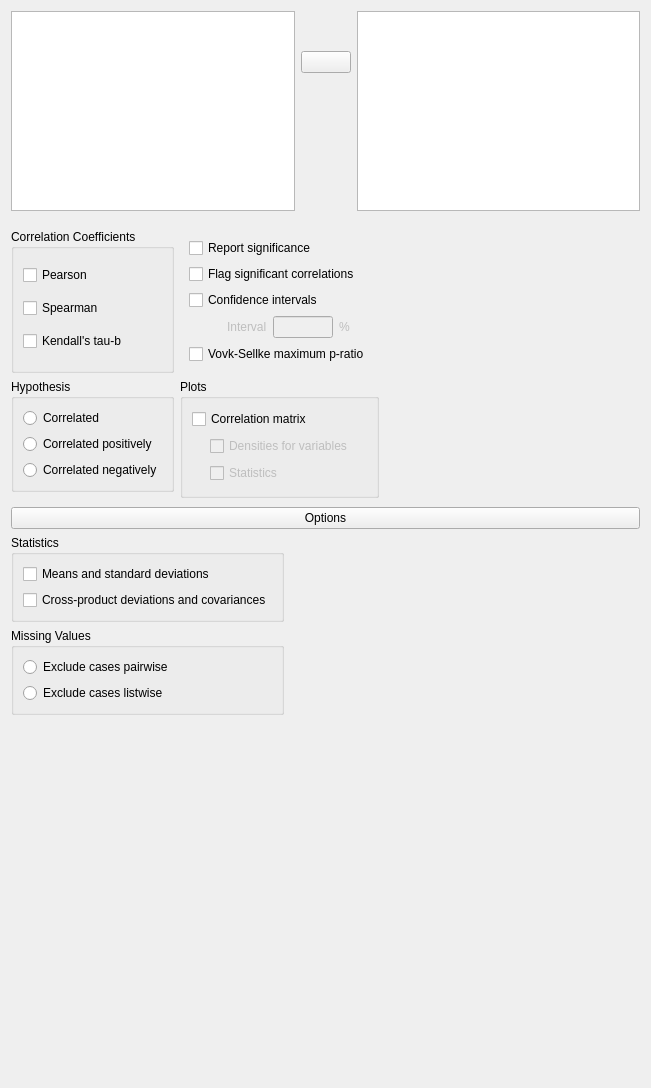
First picture: the form in JASP-Desktop/analysisforms/correlationform.ui, repository jasp-stats/jasp-desktop, before the edit.
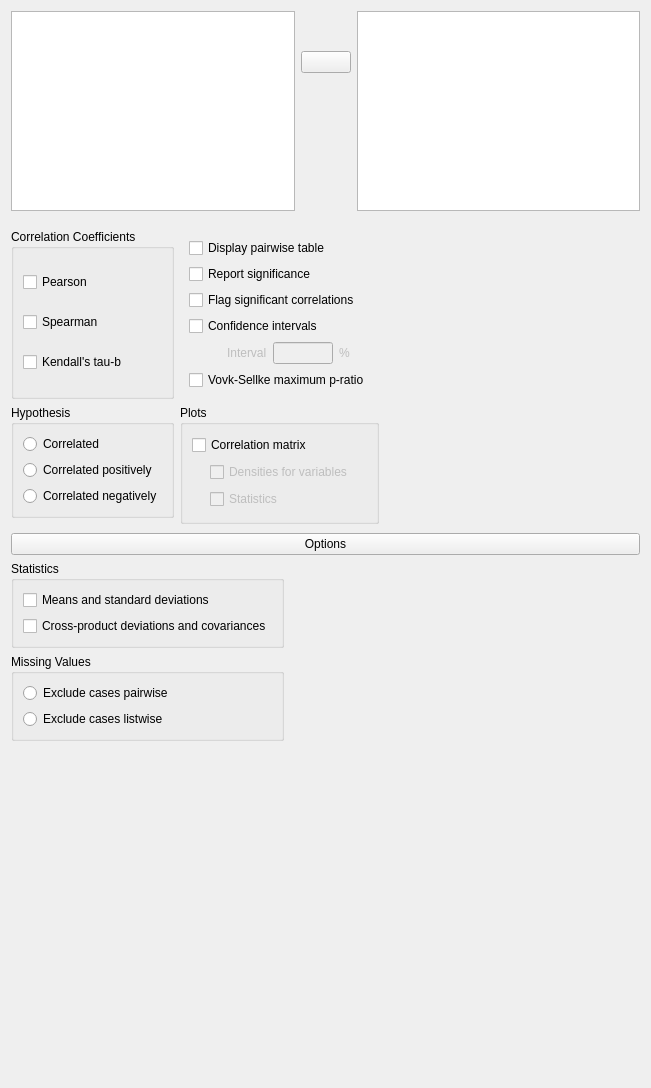
Second picture: the form after the edit. Custom widgets are drawn as their Qt base class.

Commit message: Pairwise/below diagonal display for correlation

```diff
--- a/JASP-Desktop/analysisforms/correlationform.ui
+++ b/JASP-Desktop/analysisforms/correlationform.ui
@@ -218,28 +218,7 @@
       <item row="0" column="1">
        <widget class="QWidget" name="widget_7" native="true">
         <layout class="QGridLayout" name="gridLayout_5">
-         <item row="0" column="0">
-          <widget class="BoundCheckBox" name="reportSignificance">
-           <property name="text">
-            <string>Report significance</string>
-           </property>
-          </widget>
-         </item>
-         <item row="1" column="0">
-          <widget class="BoundCheckBox" name="flagSignificant">
-           <property name="text">
-            <string>Flag significant correlations</string>
-           </property>
-          </widget>
-         </item>
-         <item row="2" column="0">
-          <widget class="BoundCheckBox" name="confidenceIntervals">
-           <property name="text">
-            <string>Confidence intervals</string>
-           </property>
-          </widget>
-         </item>
-         <item row="3" column="0">
+         <item row="4" column="0">
           <widget class="QWidget" name="confidenceIntervalsIntervalContainer" native="true">
            <property name="enabled">
             <bool>false</bool>
@@ -294,7 +273,21 @@
            </layout>
           </widget>
          </item>
-         <item row="4" column="0">
+         <item row="3" column="0">
+          <widget class="BoundCheckBox" name="confidenceIntervals">
+           <property name="text">
+            <string>Confidence intervals</string>
+           </property>
+          </widget>
+         </item>
+         <item row="2" column="0">
+          <widget class="BoundCheckBox" name="flagSignificant">
+           <property name="text">
+            <string>Flag significant correlations</string>
+           </property>
+          </widget>
+         </item>
+         <item row="5" column="0">
           <widget class="BoundCheckBox" name="VovkSellkeMPR">
            <property name="sizePolicy">
             <sizepolicy hsizetype="Fixed" vsizetype="Fixed">
@@ -307,6 +300,20 @@
            </property>
           </widget>
          </item>
+         <item row="1" column="0">
+          <widget class="BoundCheckBox" name="reportSignificance">
+           <property name="text">
+            <string>Report significance</string>
+           </property>
+          </widget>
+         </item>
+         <item row="0" column="0">
+          <widget class="BoundCheckBox" name="displayPairwise">
+           <property name="text">
+            <string>Display pairwise table</string>
+           </property>
+          </widget>
+         </item>
         </layout>
        </widget>
       </item>
```
Left out of the diff: 3 changed lines with no effect on the pictures. The commit also changes 2 other files.
